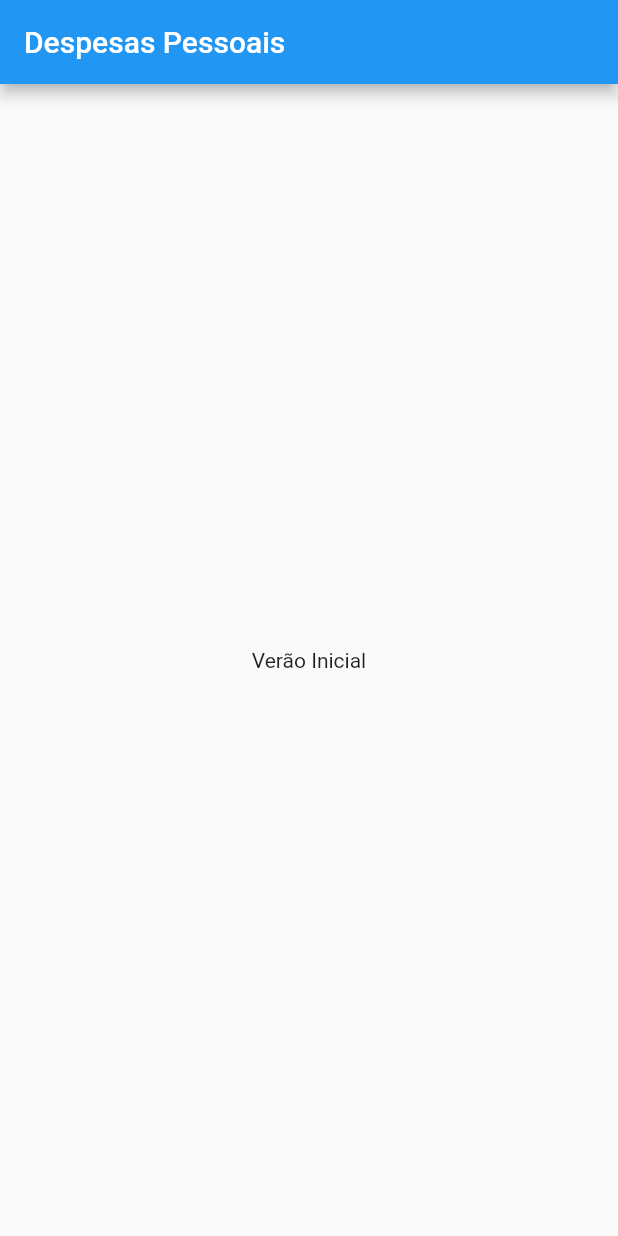
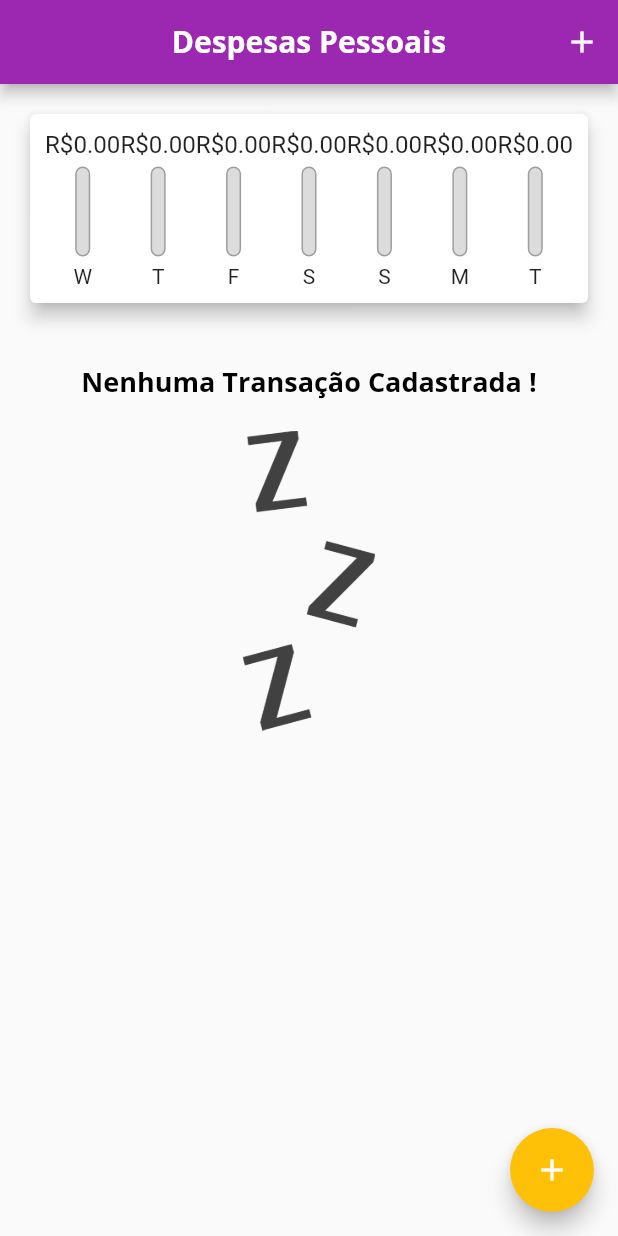
Before and after one commit to pinheiropaulo/Curso_Flutter, a Flutter app: the screen it shows after launch, on a phone screen of 412 x 824 dp. Run offline on Flutter 3.47's test engine with Material 2 defaults, Android fonts, the phone set to English and light mode, and no system bars.

Commit message:
Módulo finalizado

```diff
--- /dev/null
+++ b/expenses/lib/components/chart.dart
@@ -0,0 +1,67 @@
+import 'package:expenses/components/chart_bar.dart';
+import 'package:expenses/models/transaction.dart';
+import 'package:flutter/material.dart';
+import 'package:intl/intl.dart';
+
+class Chart extends StatelessWidget {
+  final List<Transaction> recentTransactions;
+
+  const Chart({
+    super.key,
+    required this.recentTransactions,
+  });
+
+  List<Map<String, Object>> get groupedTransactions {
+    return List.generate(7, (index) {
+      final weekDay = DateTime.now().subtract(Duration(days: index));
+
+      double totalSum = 0.0;
+
+      for (var i = 0; i < recentTransactions.length; i++) {
+        bool sameDay = recentTransactions[i].date.day == weekDay.day;
+        bool sameMonth = recentTransactions[i].date.month == weekDay.month;
+        bool sameYear = recentTransactions[i].date.year == weekDay.year;
+
+        if (sameDay && sameMonth && sameYear) {
+          totalSum += recentTransactions[i].value;
+        }
+      }
+
+      return {
+        "day": DateFormat.E().format(weekDay)[0],
+        "value": totalSum,
+      };
+    }).reversed.toList();
+  }
+
+  double get _weekTotalValue {
+    return groupedTransactions.fold(0.0, (sum, tr) {
+      return sum + (tr["value"] as double);
+    });
+  }
+
+  @override
+  Widget build(BuildContext context) {
+    return Card(
+      elevation: 5,
+      margin: const EdgeInsets.all(20),
+      child: Padding(
+        padding: const EdgeInsets.all(10),
+        child: Row(
+          mainAxisAlignment: MainAxisAlignment.spaceAround,
+          children: groupedTransactions.map((tr) {
+            return Expanded(
+              child: ChartBar(
+                label: tr['day'].toString(),
+                value: tr['value'] as double,
+                percentage: _weekTotalValue == 0
+                    ? 0
+                    : (tr['value'] as double) / _weekTotalValue,
+              ),
+            );
+          }).toList(),
+        ),
+      ),
+    );
+  }
+}
--- /dev/null
+++ b/expenses/lib/components/chart_bar.dart
@@ -0,0 +1,60 @@
+import 'package:flutter/material.dart';
+
+class ChartBar extends StatelessWidget {
+  final String label;
+  final double value;
+  final double percentage;
+
+  const ChartBar({
+    super.key,
+    required this.label,
+    required this.value,
+    required this.percentage,
+  });
+
+  @override
+  Widget build(BuildContext context) {
+    return Column(
+      children: [
+        SizedBox(
+          height: 20,
+          child: FittedBox(
+            child: Text("R\$${value.toStringAsFixed(2)}"),
+          ),
+        ),
+        Padding(
+          padding: const EdgeInsets.symmetric(vertical: 5),
+          child: SizedBox(
+            height: 60,
+            width: 10,
+            child: Stack(
+              alignment: Alignment.bottomCenter,
+              children: [
+                Container(
+                  decoration: BoxDecoration(
+                    border: Border.all(
+                      color: Colors.grey,
+                      width: 1.0,
+                    ),
+                    color: const Color.fromRGBO(220, 220, 220, 1),
+                    borderRadius: BorderRadius.circular(5),
+                  ),
+                ),
+                FractionallySizedBox(
+                  heightFactor: percentage,
+                  child: Container(
+                    decoration: BoxDecoration(
+                      color: Theme.of(context).colorScheme.primary,
+                      borderRadius: BorderRadius.circular(5),
+                    ),
+                  ),
+                ),
+              ],
+            ),
+          ),
+        ),
+        Text(label)
+      ],
+    );
+  }
+}
--- /dev/null
+++ b/expenses/lib/components/transaction_list.dart
@@ -0,0 +1,83 @@
+import 'package:expenses/models/transaction.dart';
+import 'package:flutter/material.dart';
+import 'package:intl/intl.dart';
+
+class TransactionList extends StatelessWidget {
+  final List<Transaction> transaction;
+  final void Function(String) onRemove;
+
+  const TransactionList({
+    super.key,
+    required this.transaction,
+    required this.onRemove,
+  });
+
+  @override
+  Widget build(BuildContext context) {
+    return SizedBox(
+      height: 500,
+      child: transaction.isEmpty
+          ? Column(
+              children: [
+                Padding(
+                  padding: const EdgeInsets.symmetric(vertical: 20),
+                  child: Text(
+                    "Nenhuma Transação Cadastrada !",
+                    style: Theme.of(context).textTheme.headline6,
+                  ),
+                ),
+                SizedBox(
+                  height: 200,
+                  child: Image.asset(
+                    "asset/images/waiting.png",
+                    fit: BoxFit.cover,
+                  ),
+                ),
+              ],
+            )
+          : ListView.builder(
+              itemCount: transaction.length,
+              itemBuilder: (ctx, index) {
+                final tr = transaction[index];
+
+                return Card(
+                  elevation: 5,
+                  margin: const EdgeInsets.symmetric(
+                    vertical: 8,
+                    horizontal: 5,
+                  ),
+                  child: ListTile(
+                    leading: CircleAvatar(
+                      backgroundColor: Theme.of(context).colorScheme.primary,
+                      radius: 30,
+                      child: Padding(
+                        padding: const EdgeInsets.all(6),
+                        child: FittedBox(
+                          child: Text(
+                            "R\$${tr.value}",
+                            style: const TextStyle(
+                              color: Colors.white,
+                            ),
+                          ),
+                        ),
+                      ),
+                    ),
+                    title: Text(
+                      tr.title,
+                      style: Theme.of(context).textTheme.headline6,
+                    ),
+                    subtitle: Text(
+                      DateFormat("d MMM y").format(tr.date),
+                    ),
+                    trailing: IconButton(
+                      icon: const Icon(Icons.delete),
+                      color: Theme.of(context).errorColor,
+                      onPressed: () => onRemove(tr.id),
+                    ),
+                  ),
+                );
+              },
+            ),
+    );
+  }
+}
--- a/expenses/lib/main.dart
+++ b/expenses/lib/main.dart
@@ -1,36 +1,134 @@
+import 'dart:math';
+
+import 'package:expenses/components/chart.dart';
+import 'package:expenses/components/transaction_form.dart';
+import 'package:expenses/components/transaction_list.dart';
+import 'package:expenses/models/transaction.dart';
 import 'package:flutter/material.dart';
 
 void main() {
-  runApp(const MyApp());
+  runApp(MyApp());
 }
 
 class MyApp extends StatelessWidget {
-  const MyApp({super.key});
+  final ThemeData tema = ThemeData();
+
+  MyApp({super.key});
 
   @override
   Widget build(BuildContext context) {
     return MaterialApp(
       debugShowCheckedModeBanner: false,
-      title: 'Flutter Demo',
-      theme: ThemeData(
-        primarySwatch: Colors.blue,
+      home: const MyHomePage(),
+      theme: tema.copyWith(
+        colorScheme: tema.colorScheme.copyWith(
+          primary: Colors.purple,
+          secondary: Colors.amber,
+        ),
+        appBarTheme: const AppBarTheme(
+          titleTextStyle: TextStyle(
+            fontFamily: 'OpenSans',
+            fontSize: 20,
+            fontWeight: FontWeight.bold,
+          ),
+        ),
+        textTheme: tema.textTheme.copyWith(
+          headline6: const TextStyle(
+            fontFamily: 'OpenSans',
+            fontSize: 18,
+            fontWeight: FontWeight.bold,
+            color: Colors.black,
+          ),
+          button: const TextStyle(
+            fontWeight: FontWeight.bold,
+            color: Colors.white,
+          ),
+        ),
       ),
-      home: const MyHomePage(),
     );
   }
 }
 
-class MyHomePage extends StatelessWidget {
+class MyHomePage extends StatefulWidget {
   const MyHomePage({super.key});
+
+  @override
+  State<MyHomePage> createState() => _MyHomePageState();
+}
+
+class _MyHomePageState extends State<MyHomePage> {
+  final List<Transaction> _transactions = [];
+
+  _addTransaction(String title, double value, DateTime date) {
+    final newTransaction = Transaction(
+      id: Random().nextDouble().toString(),
+      title: title,
+      value: value,
+      date: date,
+    );
+
+    setState(() {
+      _transactions.add(newTransaction);
+    });
+
+    Navigator.of(context).pop();
+  }
+
+  _removeTransactions(String id) {
+    setState(() {
+      _transactions.removeWhere((tr) {
+        return tr.id == id;
+      });
+    });
+  }
+
+  List<Transaction> get _recentTransactions {
+    return _transactions.where((tr) {
+      return tr.date.isAfter(DateTime.now().subtract(
+        const Duration(days: 7),
+      ));
+    }).toList();
+  }
+
+  _openTransactionFormModal(BuildContext context) {
+    showModalBottomSheet(
+      context: context,
+      builder: (_) {
+        return TransactionForm(onSubmit: _addTransaction);
+      },
+    );
+  }
 
   @override
   Widget build(BuildContext context) {
     return Scaffold(
       appBar: AppBar(
+        centerTitle: true,
         title: const Text("Despesas Pessoais"),
+        actions: [
+          IconButton(
+            onPressed: () => _openTransactionFormModal(context),
+            icon: const Icon(Icons.add),
+          )
+        ],
       ),
-      body: const Center(
-        child: Text("Verão Inicial"),
+      body: SingleChildScrollView(
+        child: Column(
+          crossAxisAlignment: CrossAxisAlignment.stretch,
+          children: [
+            Chart(
+              recentTransactions: _recentTransactions,
+            ),
+            TransactionList(
+              transaction: _transactions,
+              onRemove: _removeTransactions,
+            ),
+          ],
+        ),
+      ),
+      floatingActionButton: FloatingActionButton(
+        child: const Icon(Icons.add),
+        onPressed: () => _openTransactionFormModal(context),
       ),
     );
   }
--- /dev/null
+++ b/expenses/lib/models/transaction.dart
@@ -0,0 +1,13 @@
+class Transaction {
+  final String id;
+  final String title;
+  final double value;
+  final DateTime date;
+
+  const Transaction({
+    required this.id,
+    required this.title,
+    required this.value,
+    required this.date,
+  });
+}
```
Also changed, not shown: expenses/lib/components/transaction_form.dart (added, +122 -0 lines), expenses/pubspec.yaml (+19 -16 lines), expenses/asset/fonts/OpenSans-Bold.ttf (added), expenses/asset/fonts/OpenSans-Regular.ttf (added), expenses/asset/fonts/Quicksand-Bold.ttf (added), expenses/asset/fonts/Quicksand-Light.ttf (added), expenses/asset/fonts/Quicksand-Medium.ttf (added), expenses/asset/fonts/Quicksand-Regular.ttf (added), expenses/asset/images/waiting.png (added), expenses/pubspec.lock, 3 other files.
